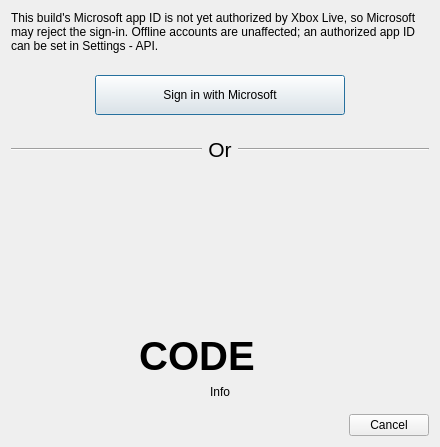
The window that launcher/ui/dialogs/MSALoginDialog.ui (KomorebiLauncher/KomorebiLauncher) describes before a commit, drawn with Qt 5.
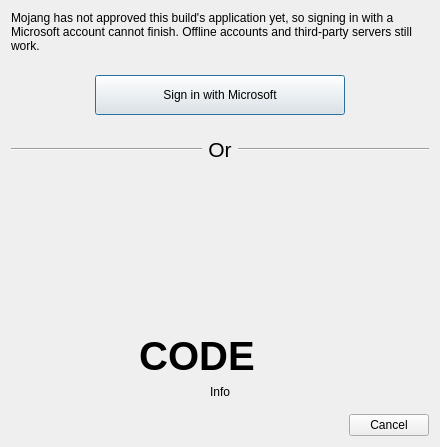
The same window after the commit. Icons and pictures are not drawn.

Commit message: Name the real reason a Microsoft sign-in cannot finish

The edit to the form file:
```diff
--- a/launcher/ui/dialogs/MSALoginDialog.ui
+++ b/launcher/ui/dialogs/MSALoginDialog.ui
@@ -23,7 +23,7 @@
    <item>
     <widget class="QLabel" name="approvalNotice">
      <property name="text">
-      <string>This build's Microsoft app ID is not yet authorized by Xbox Live, so Microsoft may reject the sign-in. Offline accounts are unaffected; an authorized app ID can be set in Settings - API.</string>
+      <string>Mojang has not approved this build's application yet, so signing in with a Microsoft account cannot finish. Offline accounts and third-party servers still work.</string>
      </property>
      <property name="wordWrap">
       <bool>true</bool>
```
The commit also changes 10 other files.
